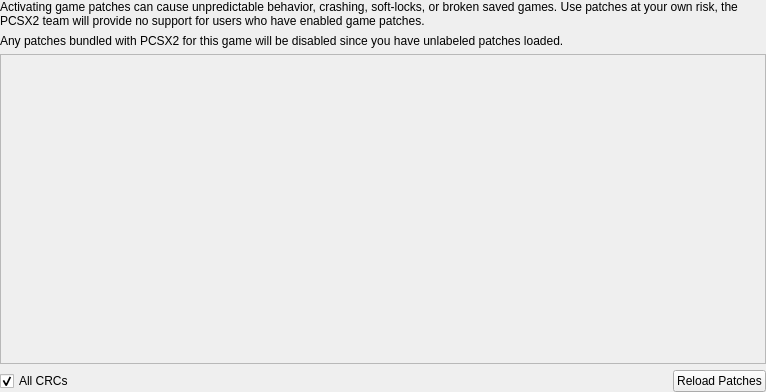
Above: pcsx2-qt/Settings/GamePatchSettingsWidget.ui from PCSX2/pcsx2 before the change. Below: the same form after it.
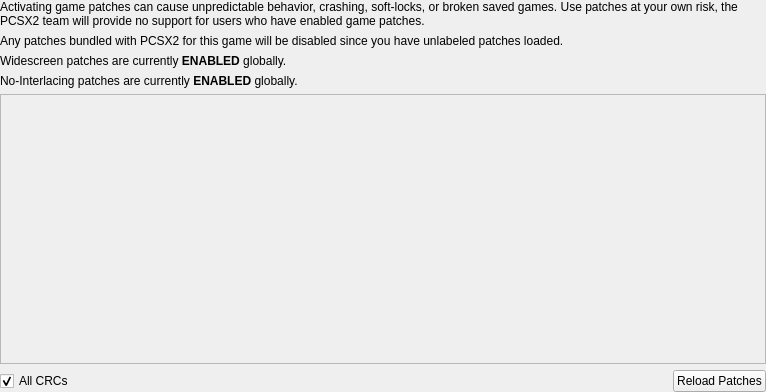
That is the form after the change.

Commit message:
Qt/Patches: Make WS/NI patches tri-state in the Patches screen, so disabling them per-game is possible
This solves a long-standing issue where globally enabled
widescreen/no-interlace patches visually appeared as disabled
on the patches list, but they were in fact enabled and could NOT be
disabled per-game.

What changed in the file:
```diff
--- a/pcsx2-qt/Settings/GamePatchSettingsWidget.ui
+++ b/pcsx2-qt/Settings/GamePatchSettingsWidget.ui
@@ -38,6 +38,29 @@
      <property name="text">
       <string>Any patches bundled with PCSX2 for this game will be disabled since you have unlabeled patches loaded.</string>
      </property>
+     <property name="wordWrap">
+      <bool>true</bool>
+     </property>
+    </widget>
+   </item>
+   <item>
+    <widget class="QLabel" name="globalWsPatchState">
+     <property name="text">
+      <string>&lt;html&gt;&lt;head/&gt;&lt;body&gt;&lt;p&gt;Widescreen patches are currently &lt;span style=&quot; font-weight:600;&quot;&gt;ENABLED&lt;/span&gt; globally.&lt;/p&gt;&lt;/body&gt;&lt;/html&gt;</string>
+     </property>
+     <property name="wordWrap">
+      <bool>true</bool>
+     </property>
+    </widget>
+   </item>
+   <item>
+    <widget class="QLabel" name="globalNiPatchState">
+     <property name="text">
+      <string>&lt;html&gt;&lt;head/&gt;&lt;body&gt;&lt;p&gt;No-Interlacing patches are currently &lt;span style=&quot; font-weight:600;&quot;&gt;ENABLED&lt;/span&gt; globally.&lt;/p&gt;&lt;/body&gt;&lt;/html&gt;</string>
+     </property>
+     <property name="wordWrap">
+      <bool>true</bool>
+     </property>
     </widget>
    </item>
    <item>
```
The commit also changes 4 other files.
